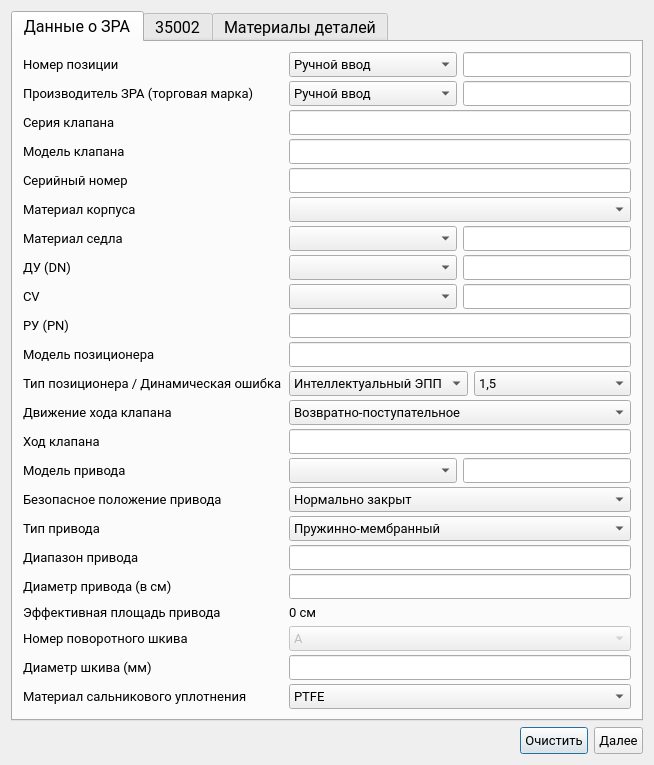
Old version of the form ValveWindow.ui in the repository Rekvim/MpiSdk.
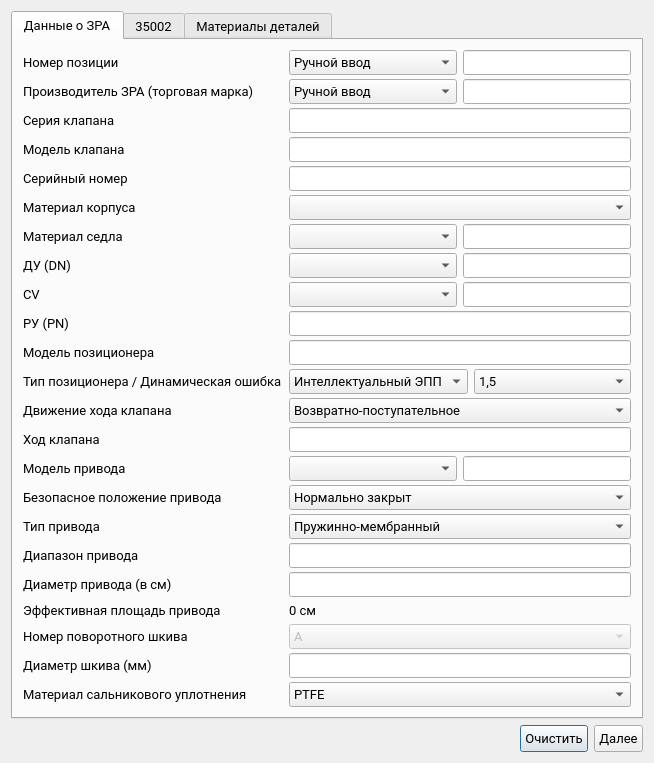
New version of the form.

Patch:
```diff
--- a/ValveWindow.ui
+++ b/ValveWindow.ui
@@ -7,7 +7,7 @@
     <x>0</x>
     <y>0</y>
     <width>654</width>
-    <height>719</height>
+    <height>715</height>
    </rect>
   </property>
   <property name="sizePolicy">
@@ -37,7 +37,7 @@
      <property name="font">
       <font>
        <family>Segoe UI</family>
-       <pointsize>12</pointsize>
+       <pointsize>10</pointsize>
       </font>
      </property>
      <property name="styleSheet">
@@ -1665,6 +1665,7 @@
            <widget class="QLineEdit" name="lineEdit_diameterPulley">
             <property name="font">
              <font>
+              <family>Segoe UI</family>
               <pointsize>10</pointsize>
              </font>
             </property>
```
Left out of the diff: 51 changed lines with no effect on the pictures.
